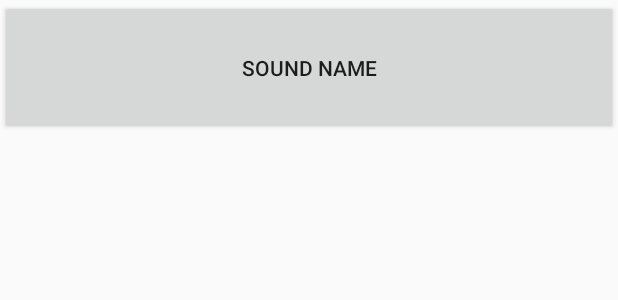
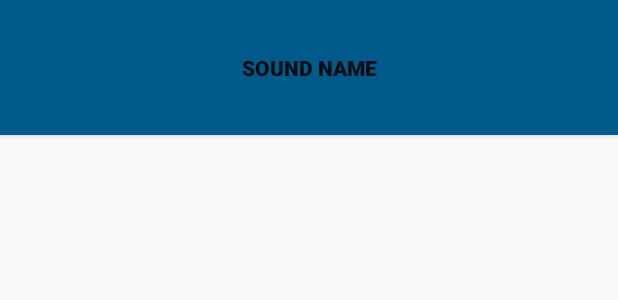
Before and after one commit to yafrees/BeatBox, an Android app: the layout list_item_sound.xml on its own in the app's theme, with its tools: preview values and no code run, on a phone screen of 412 x 824 dp. Shown: the top 300 px of the screen. Run offline under Robolectric (Android 15) with nearby library versions, the phone set to English and light mode, and no system bars.

Commit message:
样式的使用和继承。

```diff
--- a/app/src/main/res/layout/list_item_sound.xml
+++ b/app/src/main/res/layout/list_item_sound.xml
@@ -1,5 +1,6 @@
 <?xml version="1.0" encoding="utf-8"?>
 <Button
+    style="@style/BeatBoxButton.Strong"
     xmlns:android="http://schemas.android.com/apk/res/android"
     xmlns:tools="http://schemas.android.com/tools"
     android:id="@+id/list_item_sound_button"
--- a/app/src/main/res/values/styles.xml
+++ b/app/src/main/res/values/styles.xml
@@ -8,9 +8,15 @@
         <item name="colorAccent">@color/colorAccent</item>
     </style>
 
-    <!---->
+    <!--样式-->
     <style name="BeatBoxButton">
         <item name="android:background">@color/dark_blue</item>
     </style>
 
+    <!--样式的继承 粗体文字样式-->
+    <style name="BeatBoxButton.Strong">
+        <item name="android:textStyle">bold</item>
+    </style>
+
+
 </resources>
```
